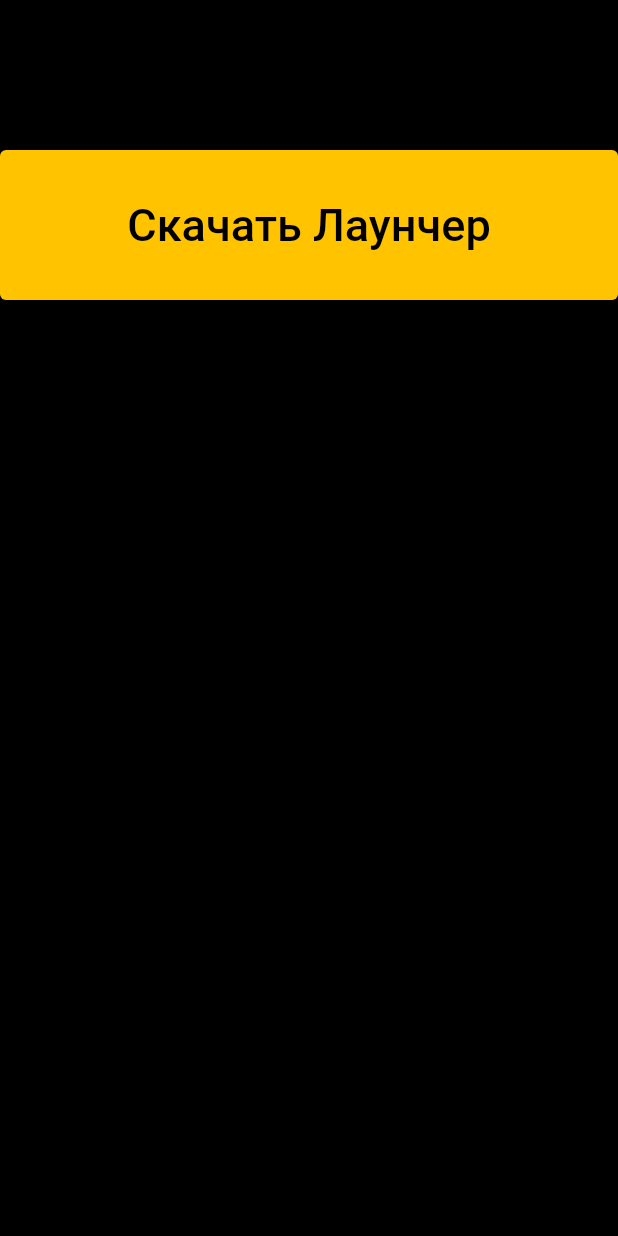
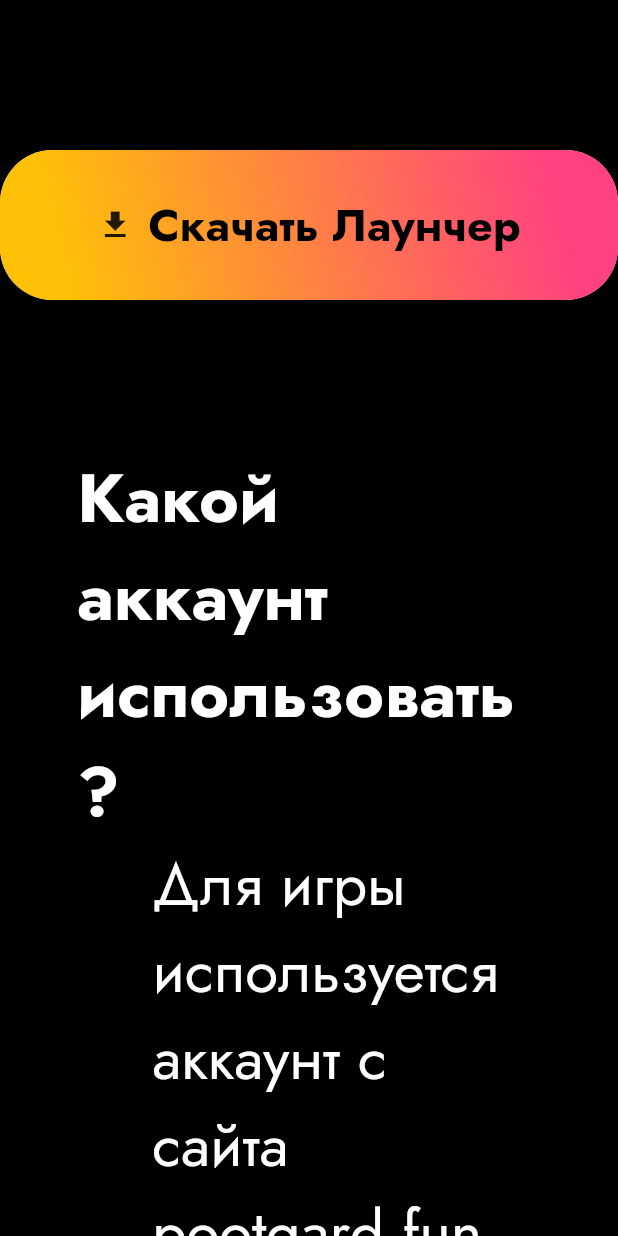
Before and after one commit to NeoD1m/pootgardWeb, a Flutter app: the HowToPlay widget shown alone on an empty page, opened directly, on a phone screen of 412 x 824 dp. Run offline on Flutter 3.47's test engine with Material 2 defaults, Android fonts, the phone set to English and light mode, and no system bars; our stand-ins replace file_picker, flutter_markdown, google_fonts, webview_flutter; missing offline and left inert: dart:html, universal_html, webviewx; network calls fail.

Commit message:
релиз

```diff
--- a/lib/globals.dart
+++ b/lib/globals.dart
@@ -4,6 +4,6 @@ import 'user.dart';
 
 User user = User(email: "", username: "", password: "");
 
-bool isAuthOn = false;
+bool isAuthOn = true;
 
-String buildVersion = "0.0.15";
+String buildVersion = "0.1.21";
--- a/lib/pages/auth/profile.dart
+++ b/lib/pages/auth/profile.dart
@@ -68,7 +68,7 @@ class ProfileState extends State<Profile> {
                   ),
                   Column(
                     mainAxisAlignment: MainAxisAlignment.center,
-                    crossAxisAlignment: CrossAxisAlignment.center,
+                    crossAxisAlignment: CrossAxisAlignment.start,
                     children: [
                       /// приветствовать по времени суток
                       Text(
--- a/lib/pages/how_to_play.dart
+++ b/lib/pages/how_to_play.dart
@@ -17,6 +17,7 @@ class HowToPlayState extends State<HowToPlay> {
 
   @override
   Widget build(BuildContext context) {
+    double answersWidth = MediaQuery.of(context).size.width*0.75;
     return Container(
       color: CoolColors.backgroundColor,
       child: SingleChildScrollView(
@@ -30,70 +31,90 @@ class HowToPlayState extends State<HowToPlay> {
                 height: 100,
                 width: 600,
                 margin: EdgeInsets.only(bottom: 100),
-                child: ElevatedButton(
-                    style: TextButton.styleFrom(
-                        primary: CoolColors.buttonTextColor,
-                        backgroundColor: CoolColors.buttonColor // Text Color
-                        ),
-                    onPressed: () => {
-                          downloadFile(
-                              "https://launcher.pootgard.fun/Euphoria%20Launcher.exe")
-                        },
-                    child: const Text(
-                      "Скачать Лаунчер",
-                      style: TextStyle(fontSize: 30),
-                    )),
+                child: coolDownloadButton(downloadFile)
               ),
               Container(
-                margin: EdgeInsets.only(left: 500,right: 500),
-                child: ExpansionPanelList(
+                width: answersWidth,
+                margin: const EdgeInsets.only(bottom: 200),
+                child: Column(
+                  crossAxisAlignment: CrossAxisAlignment.start,
+
                   //elevation: 0,
                   //expandedHeaderPadding: EdgeInsets.only(top: 100),
                   //dividerColor: CoolColors.mainColor,
                   children: [
-                    CoolExpansionPanel(0,"Какой аккаунт использовать?","Для игры используется аккаунт с сайта pootgard.fun, создать который можно в личном кабинете. Этот же аккаунт используется для авторизации в лаунчере.",),
-                    CoolExpansionPanel(1,"Лаунчер","Играть на сервере можно только через лаунчер Euphoria пройдя авторизацию, оффициальный и tlauncher работать не будут."),
-                    CoolExpansionPanel(2,"Режим боя","В игре существует два режима: боевой и строительный, для переключения по умолчанию используется кнопка R."),
-                    CoolExpansionPanel(3,"Проблемы с подключением","Если у вас наблюдаются проблемы с подключением используйте VPN, например бесплатный OpenVPN."),
-                    CoolExpansionPanel(4, "Сложность", "Сложность повышается при отдалении от спауна, у мобов повышается хп и урон."),
-                    CoolExpansionPanel(5, "Прокачка", "За полученный опыт с убийства мобов вы получаете очки прокачки, потратить их можно нажав на E и кликнув на свиток."),
-                    CoolExpansionPanel(6, "Голосовой чат", "По умолчанию голосовой чат настроен на push-to-talk и активируется на кнопку Caps Lock, изменить настройки можно в игре в меню Voice Settings."),
-                    CoolExpansionPanel(7, "Сколько нужно оперативной памяти", "Рекомендуется выделить 6-8 гигабайт оперативной памяти, чем больше - тем лучше."),
-                    CoolExpansionPanel(8, "Настройки игры", "Чтобы настроить количество оперативной памяти или расположение файлов игры, зайдите на страницу сервера в лаунчере где находится кнопка \"играть\" и нажмите на кнопку настроект."),
-                    CoolExpansionPanel(9, "OpenGl error", "Чтобы отключить сообщение об ошибках OpenGL в игре откройте настройки и перейдите в Video Setting -> Other -> show OpenGl error."),
-                    CoolExpansionPanel(10, "Шейдеры", "Вместе с игрой идет пак предустановленных шейдеров доступных на видеокартах Nvidia и AMD, чтобы активировать их в игре зайите Video Setting -> Shaders."),
-                    CoolExpansionPanel(11, "Переустановка игры", "Чтобы переустановить игру откройте настройки в лаунчере, перейдите в директорию с файлами и удалите её. Лаунчер при входе автоматически скачает нужные файлы."),
-                    CoolExpansionPanel(12, "Как посмотреть крафт", "Чтобы узанть из чего крафтится предмает или что можно из него скрафтить, нажмите R и U соответсвенно, при наведении на предмет в инвентаре."),
-                    //CoolExpansionPanel(4, "", ""),
+                    textPanel(0,"Какой аккаунт использовать?","Для игры используется аккаунт с сайта pootgard.fun, создать который можно в личном кабинете. Этот же аккаунт используется для авторизации в лаунчере.",),
+                    textPanel(0,"Системные требования","Минимальные системные требования: ОЗУ - 8гб, GPU - GTX 960, CPU - i5 6600\nРекомендованные системные требования: ОЗУ - 16гб, GPU - RTX 2070, CPU - Ryzen 7 3700x",),
+                    textPanel(1,"Лаунчер","Играть на сервере можно только через лаунчер Euphoria пройдя авторизацию, оффициальный и tlauncher работать не будут."),
+                    textPanel(2,"Режим боя","В игре существует два режима: боевой и строительный, для переключения по умолчанию используется кнопка R."),
+                    textPanel(3,"Проблемы с подключением","Если у вас наблюдаются проблемы с подключением используйте VPN, например бесплатный OpenVPN. Для минимальной задержки лучше использовать VPN базированный в РФ."),
+                    textPanel(4, "Сложность", "Сложность повышается при отдалении от спауна, у мобов повышается хп и урон."),
+                    textPanel(5, "Прокачка", "За полученный опыт с убийства мобов вы получаете очки прокачки, потратить их можно нажав на E и кликнув на свиток."),
+                    textPanel(6, "Голосовой чат", "По умолчанию голосовой чат настроен на push-to-talk и активируется на кнопку Caps Lock, изменить настройки можно в игре в меню Voice Settings."),
+                    textPanel(7, "Сколько нужно оперативной памяти?", "Рекомендуется выделить 6-8 гигабайт оперативной памяти, чем больше - тем лучше."),
+                    textPanel(8, "Настройки игры", "Чтобы настроить количество оперативной памяти или расположение файлов игры, зайдите на страницу сервера в лаунчере где находится кнопка \"играть\" и нажмите на кнопку настроект."),
+                    textPanel(9, "Java", "Для корректной работы лаунчера и игры требуется Java 8."),
+                    textPanel(9, "OpenGl error", "Чтобы отключить сообщение об ошибках OpenGL в игре откройте настройки и перейдите в Video Setting -> Other -> show OpenGl error."),
+                    textPanel(10, "Шейдеры", "Вместе с игрой идет пак предустановленных шейдеров доступных на видеокартах Nvidia и AMD, чтобы активировать их в игре зайите Video Setting -> Shaders.\nЕсли после включения появились визуальные баги, в настройках шейдеров включите параметр Old Lighting."),
+                    textPanel(11, "Переустановка игры", "Чтобы переустановить игру откройте настройки в лаунчере, перейдите в директорию с файлами и удалите её. Лаунчер при входе автоматически скачает нужные файлы."),
+                    textPanel(12, "Как посмотреть крафт", "Чтобы узанть из чего крафтится предмет или что можно из него скрафтить, нажмите R и U соответсвенно, при наведении на предмет в инвентаре."),
+                    textPanel(1, "Личные сообщения", "Чтобы отправить личное сообщение используйте команду /msg <Ник> <Текст сообщения>."),
+                    textPanel(1, "Скин", "Установить скин можно в личном кабинете, поддерживаются как обычные, так и слим версии. Дополнительные слои отображаются, но отключить их в игре нельзя."),
                   ],
-                  expansionCallback: (i, isOpen) => setState(() {
-                    _isPanelOpen[i] = !_isPanelOpen[i];
-                  }),
+                  // expansionCallback: (i, isOpen) => setState(() {
+                  //   _isPanelOpen[i] = !_isPanelOpen[i];
+                  // }
+                  ),
                 ),
-              ),
+
             ],
           ),
         ),
       ),
     );
   }
+  Widget textPanel(int num,String theme,String mainText){
+    return Container(
+      //color: Colors.blue,
+      margin: EdgeInsets.only(bottom: 50),
+      child: Column(
+        //mainAxisAlignment: MainAxisAlignment.spaceBetween,
+        crossAxisAlignment: CrossAxisAlignment.start,
+        children: [
+          Text(theme,style: GoogleFonts.jost(
+              fontWeight: FontWeight.bold,
+              fontSize: 45.0,
+              color: Colors.white)),
+          Container(
+            margin: EdgeInsets.only(left: 50),
+            child: Text(mainText,style: GoogleFonts.jost(
+                //fontWeight: FontWeight.bold,
+                fontSize: 40.0,
+                color: Colors.white)),
+          )
+        ],
+      ),
+    );
+  }
+
   ExpansionPanel CoolExpansionPanel(int num,String theme,String mainText){
     return ExpansionPanel(
-        backgroundColor: CoolColors.textColor,
+        backgroundColor: Colors.pink,
         canTapOnHeader: true,
         headerBuilder: (context, isOpen) {
           return Container(
             margin: const EdgeInsets.only(left: 20),
-              child: Text(theme,style: GoogleFonts.roboto(
-                  fontSize: 40.0,
-                  color: Colors.black) ,));
+              child: Text(theme,style: GoogleFonts.jost(
+                fontWeight: FontWeight.bold,
+                  fontSize: 45.0,
+                  color: Colors.white) ,));
         },
         body: FlatButton(
           onPressed: () { _isPanelOpen[num] = false; setState(() {}); },
           child: Text(mainText,
-              style: GoogleFonts.roboto(
+              style: GoogleFonts.jost(
                   fontSize: 40.0,
-                  color: Colors.black) //(fontSize: 40.0,color: CoolColors.textColor),
+                  color: Colors.white) //(fontSize: 40.0,color: CoolColors.textColor),
           ),
         ),
         isExpanded: _isPanelOpen[num]);
@@ -104,3 +125,49 @@ class HowToPlayState extends State<HowToPlay> {
     anchorElement.click();
   }
 }
+Widget coolDownloadButton(Function downloadFile){
+  return
+    RaisedButton(
+      onPressed: () => {
+        downloadFile(
+            "https://launcher.pootgard.fun/Euphoria%20Launcher.exe")
+      },
+      shape: RoundedRectangleBorder(borderRadius: BorderRadius.circular(35.0)),
+      padding: const EdgeInsets.all(0.0),
+      child: Ink(
+        decoration: const BoxDecoration(
+          gradient: LinearGradient(
+            begin: Alignment.bottomLeft,
+            end: Alignment.topRight,
+            stops: [
+              0.1,
+              0.9,
+            ],
+            colors: [Colors.amber, Colors.pinkAccent],
+          ),
+          borderRadius: BorderRadius.all(Radius.circular(35.0)),
+        ),
+        child: Container(
+          constraints: const BoxConstraints(minWidth: 88.0, minHeight: 36.0), // min sizes for Material buttons
+          alignment: Alignment.center,
+          child: Row(
+            crossAxisAlignment: CrossAxisAlignment.center,
+            mainAxisAlignment: MainAxisAlignment.center,
+            children: [
+              const Icon(Icons.download_sharp),
+              Container(
+                margin: EdgeInsets.only(left: 10),
+                child: Text(
+                    "Скачать Лаунчер",
+                    style: GoogleFonts.jost(
+                        fontWeight: FontWeight.bold,
+                        fontSize: 30,
+                        color: Colors.black)
+                ),
+              ),
+            ],
+          ),
+        ),
+      ),
+    );
+}
```
Also changed, not shown: lib/main.dart (+24 -24 lines), lib/pages/CoolWidgets.dart (+13 -3 lines), lib/pages/auth/auth.dart (+7 -24 lines), lib/pages/news.dart (+8 -3 lines), lib/pages/watch_poot.dart (+47 -35 lines).
